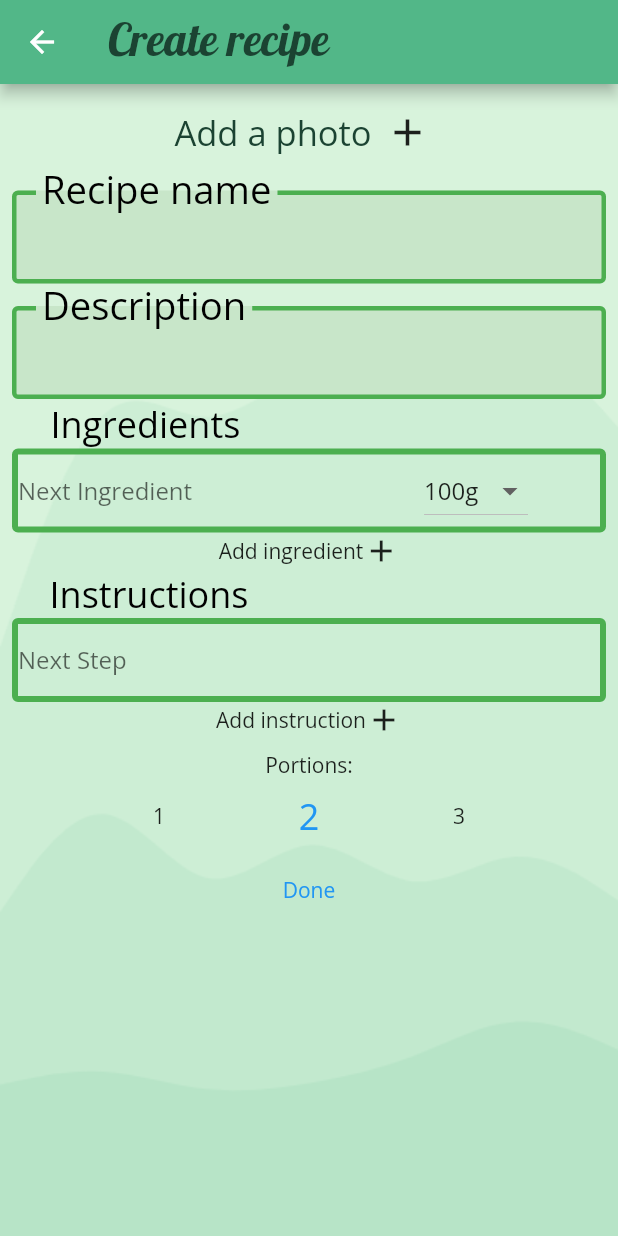
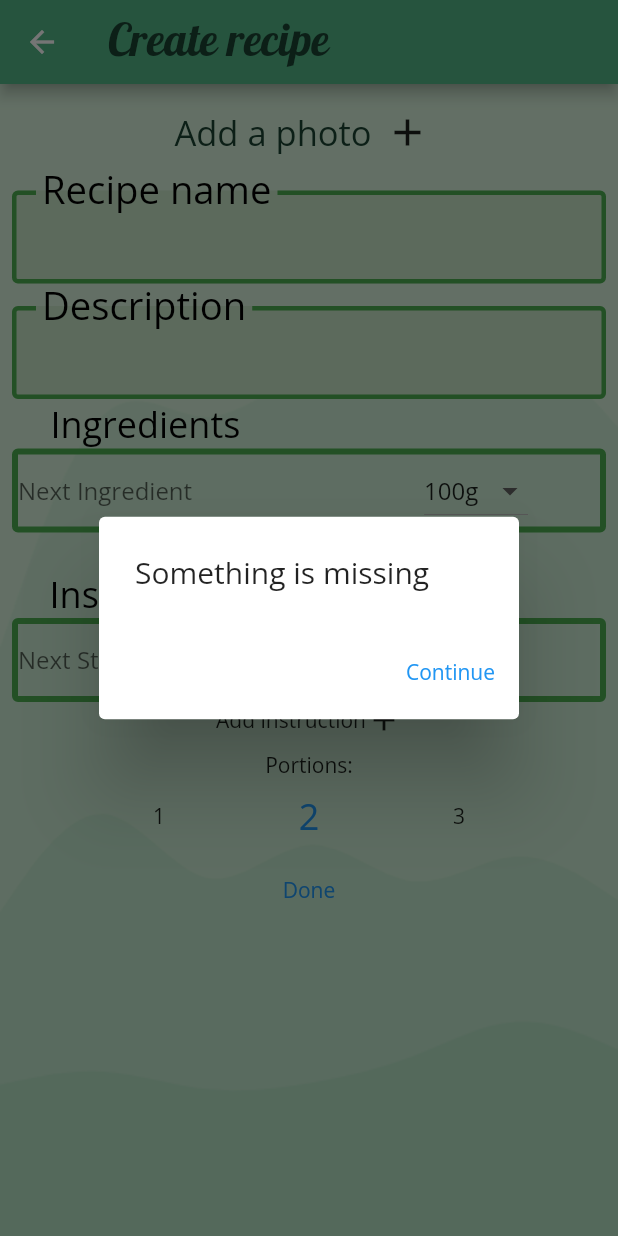
Before and after one commit to Joakim-Johansson/Munchtime, a Flutter app: the CreateRecipe screen opened directly, after a tap on "Done", on a phone screen of 412 x 824 dp. Run offline on Flutter 3.47's test engine with Material 2 defaults, Android fonts, the phone set to English and light mode, and no system bars; drawn by our look-alikes of numberpicker; our stand-ins replace cloud_firestore, dio, file_picker, firebase_auth, firebase_core, firebase_storage and 4 more; accounts and stored records are empty; network calls fail; project files that could hold a hidden picture were left out.

Commit message:
Tror allt är löst nu?

```diff
--- a/lib/views/CreateRecipe.dart
+++ b/lib/views/CreateRecipe.dart
@@ -28,6 +28,9 @@ class _CreateRecipeState extends State<CreateRecipe> {
   String fileName = '';
   var image;
 
+  Widget displayedImage = Container();
+  bool edit = false;
+
   int portions = 2;
 
   ///Builds the form widget for creating recipes
@@ -50,6 +53,25 @@ class _CreateRecipeState extends State<CreateRecipe> {
             .add(TextEditingController(text: recipe["instructions"][i]));
       }
       portions = recipe["portions"];
+      edit = true;
+
+      displayedImage = FutureBuilder(
+        future: widget.storage.downloadURL(widget.recipe["img"]),
+        builder: (BuildContext context, AsyncSnapshot<String> snapshot) {
+          if (snapshot.hasData) {
+            return Container(
+              height: 400,
+              width: 400,
+              child: Image.network(
+                snapshot.data!,
+                fit: BoxFit.cover,
+              ),
+            );
+          } else {
+            return Container();
+          }
+        },
+      );
     }
     return Scaffold(
         body: Container(
@@ -95,22 +117,24 @@ class _CreateRecipeState extends State<CreateRecipe> {
                             .then((value) => print("done"));
                         setState(() {
                           image = File(tempImage.path);
+                          displayedImage = Container(
+                              child: image == null
+                                  ? Container()
+                                  : Image.file(File(image.path)));
                         });
                       },
                       icon: Icon(Icons.add, size: 30),
                     )
                   ],
                 ),
-                Container(
-                    child: image == null
-                        ? Container()
-                        : Image.file(File(image.path))),
+                displayedImage,
                 const SizedBox(
                   height: 15,
                 ),
 
                 ///Title entry
                 TextField(
+                    readOnly: edit,
                     controller: titleController,
                     decoration: InputDecoration(
                       fillColor: const Color(0xffc8e6c9),
@@ -396,6 +420,21 @@ class _CreateRecipeState extends State<CreateRecipe> {
   ///on the users or system's part there is an exception check which will
   ///display an alert window showing an error message
   void sendRecipe() async {
+    if (checkIfEmpty()) {
+      showDialog(
+          context: context,
+          builder: (BuildContext context) => AlertDialog(
+                title: Text("Something is missing"),
+                actions: [
+                  TextButton(
+                      onPressed: () {
+                        Navigator.of(context).pop();
+                      },
+                      child: Text("Continue"))
+                ],
+              ));
+      return;
+    }
     List<String> ingredientList = [];
     List<int> amountList = [];
     List<String> instructionList = [];
@@ -419,9 +458,12 @@ class _CreateRecipeState extends State<CreateRecipe> {
     }
 
     Dio dio = Dio();
+    Response response;
 
-    Response response = await dio
-        .post("https://cohesive-photon-346611.ew.r.appspot.com/recipes", data: {
+    if (!edit) {
+      response = await dio.post(
+          "https://cohesive-photon-346611.ew.r.appspot.com/recipes",
+          data: {
             "name": titleController.text,
             "user": AuthService().auth.currentUser!.uid,
             "description": descriptionController.text,
@@ -431,6 +473,20 @@ class _CreateRecipeState extends State<CreateRecipe> {
             "img": fileName,
             "portions": portions
           });
+    } else {
+      response = await dio.post(
+          "https://cohesive-photon-346611.ew.r.appspot.com/recipes",
+          data: {
+            "name": titleController.text,
+            "user": AuthService().auth.currentUser!.uid,
+            "description": descriptionController.text,
+            "instructions": instructionList,
+            "ingredients": ingredientList,
+            "amount": amountList,
+            "img": fileName,
+            "portions": portions
+          });
+    }
 
     if (response.statusCode == 200) {
       showDialog(
@@ -477,4 +533,25 @@ class _CreateRecipeState extends State<CreateRecipe> {
     Navigator.of(widgetContext).pop();
     Navigator.pushNamed(context, "/recipelist");
   }
+
+  bool checkIfEmpty() {
+    List<bool> returnVal = List.filled(5, false);
+    returnVal[0] = titleController.text == "";
+    returnVal[1] = descriptionController.text == "";
+    for (int i = 0; i < ingredientControllers.length && !returnVal[2]; i++) {
+      TextEditingController temp =
+          ingredientControllers[i][0] as TextEditingController;
+      returnVal[2] = temp.text == "";
     }
+    for (int i = 0; i < instructionControllers.length && !returnVal[3]; i++) {
+      returnVal[3] = instructionControllers[i].text == "";
+    }
+    returnVal[4] = fileName == "";
+
+    return returnVal[0] ||
+        returnVal[1] ||
+        returnVal[2] ||
+        returnVal[3] ||
+        returnVal[4];
+  }
+}
```
Also changed, not shown: lib/views/RecipePage.dart (+36 -29 lines), lib/widgets/RecipeInformation.dart (+14 -22 lines). Lines whose indentation alone changed are shown as unchanged.
